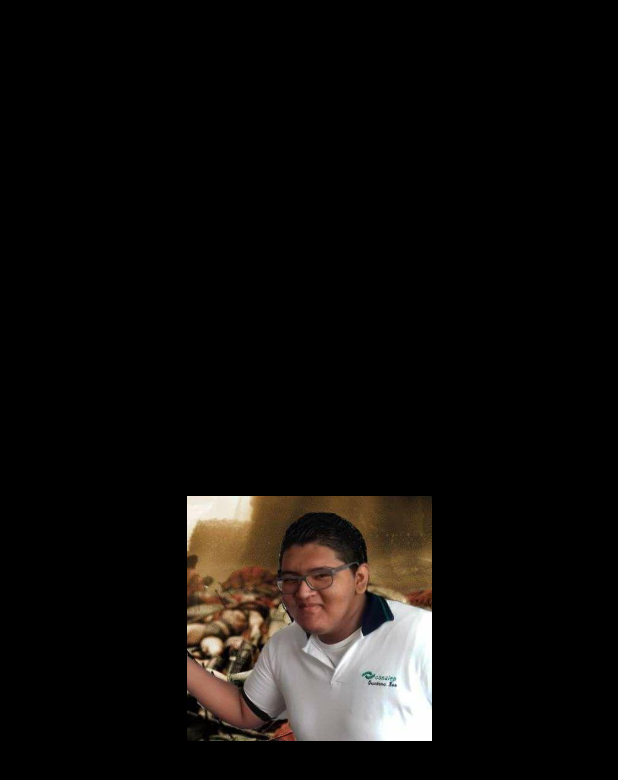
After one commit to Dany3010/Feria_Universidades, an Android app: the SplashActivity screen opened directly, with no data from a screen before it, on a phone screen of 412 x 824 dp. The commit adds this screen. Shown: the top 780 px of the screen. Run offline under Robolectric (Android 15) with nearby library versions, the phone set to English and light mode, and no system bars.

Commit message:
Animacion inicio

```diff
--- a/app/src/main/AndroidManifest.xml
+++ b/app/src/main/AndroidManifest.xml
@@ -9,15 +9,16 @@
         android:roundIcon="@mipmap/ic_launcher_round"
         android:supportsRtl="true"
         android:theme="@style/AppTheme">
-        <activity
-            android:name=".Feria_universitaria"
-            android:label="@string/app_name">
+        <activity android:name=".SplashActivity" android:theme="@style/Theme.AppCompat.Light.NoActionBar">
             <intent-filter>
                 <action android:name="android.intent.action.MAIN" />
 
                 <category android:name="android.intent.category.LAUNCHER" />
             </intent-filter>
         </activity>
+        <activity
+            android:name=".Feria_universitaria"
+            android:label="@string/app_name"></activity>
     </application>
 
 </manifest>
--- /dev/null
+++ b/app/src/main/java/com/example/feria_universidades/SplashActivity.java
@@ -0,0 +1,35 @@
+package com.example.feria_universidades;
+
+import androidx.appcompat.app.AppCompatActivity;
+
+import android.os.Bundle;
+import android.content.Intent;
+import android.content.SharedPreferences;
+import android.os.Handler;
+import android.preference.PreferenceManager;
+
+
+public class SplashActivity extends AppCompatActivity {
+
+    @Override
+    protected void onCreate(Bundle savedInstanceState) {
+        super.onCreate(savedInstanceState);
+        setContentView(R.layout.activity_splash);
+        new Handler().postDelayed(new Runnable() {
+            @Override
+            public void run() {
+
+
+
+
+                Intent intent=new Intent(SplashActivity.this, Feria_universitaria.class);
+                startActivity(intent);
+
+
+
+
+                finish();
+            }
+        }, 3000);
+    }
+}
--- /dev/null
+++ b/app/src/main/res/layout/activity_splash.xml
@@ -0,0 +1,23 @@
+<?xml version="1.0" encoding="utf-8"?>
+<androidx.constraintlayout.widget.ConstraintLayout xmlns:android="http://schemas.android.com/apk/res/android"
+    xmlns:app="http://schemas.android.com/apk/res-auto"
+    xmlns:tools="http://schemas.android.com/tools"
+    android:layout_width="match_parent"
+    android:layout_height="match_parent"
+    android:background="#000000"
+    tools:context=".SplashActivity">
+
+
+    <ImageView
+
+        android:layout_width="169dp"
+        android:layout_height="163dp"
+        android:src="@drawable/logo_uno"
+        app:layout_constraintBottom_toBottomOf="parent"
+        app:layout_constraintEnd_toEndOf="parent"
+        app:layout_constraintHorizontal_bias="0.5"
+        app:layout_constraintStart_toStartOf="parent"
+        app:layout_constraintTop_toTopOf="parent"
+        tools:ignore="MissingConstraints" />
+
+</androidx.constraintlayout.widget.ConstraintLayout>
--- a/app/src/main/res/values/colors.xml
+++ b/app/src/main/res/values/colors.xml
@@ -3,4 +3,6 @@
     <color name="colorPrimary">#6200EE</color>
     <color name="colorPrimaryDark">#3700B3</color>
     <color name="colorAccent">#03DAC5</color>
+
+    <color name="colorSplash">#000000</color>
 </resources>
```
Also changed, not shown: app/src/main/res/drawable/logo_uno.jpg (added).
